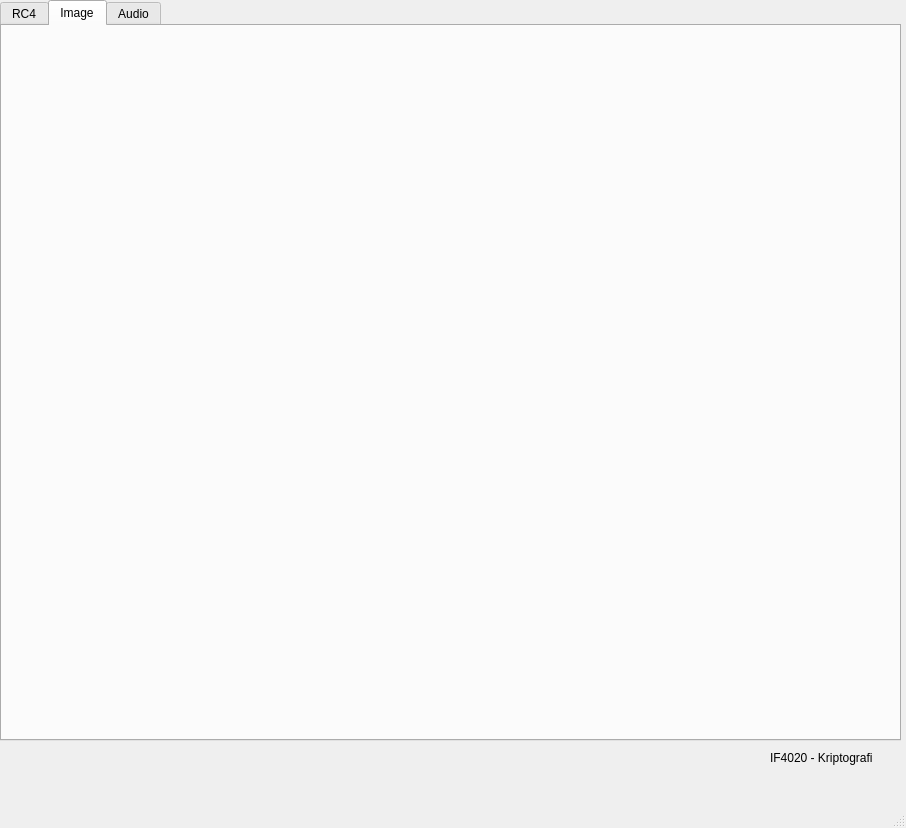
The window that app.ui (jonfelix1/kripto3) describes before a commit, drawn with Qt 5.
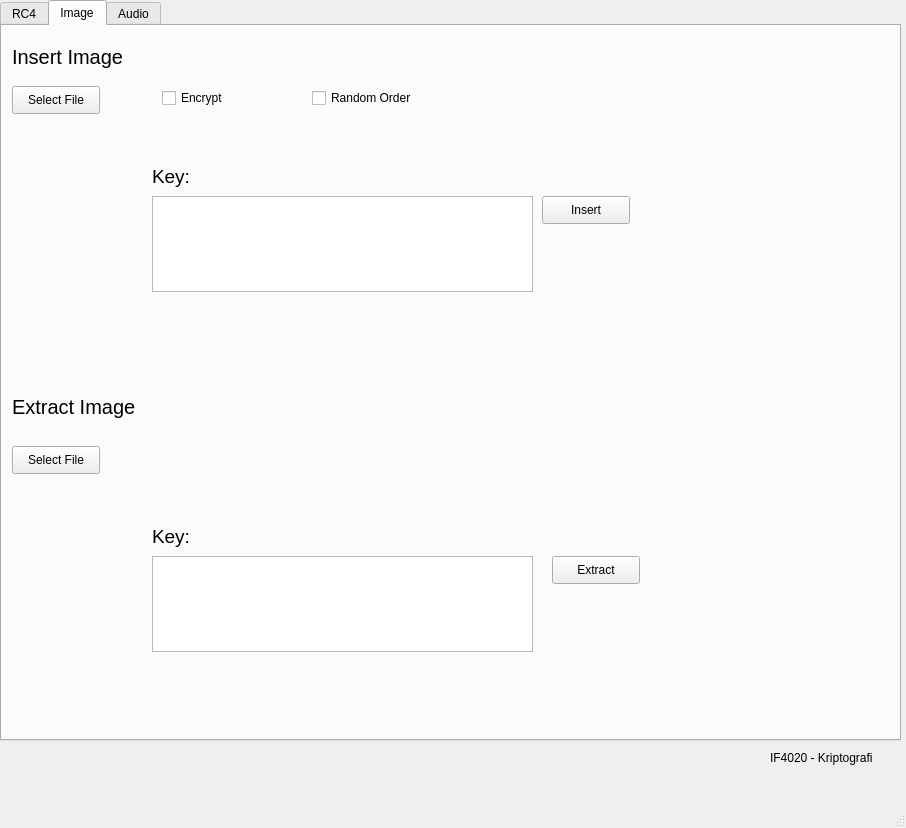
The same window after the commit. The open tabs and pages were chosen to show the change.

Commit message: ada yang ketinggalan

What changed in the file:
```diff
--- a/app.ui
+++ b/app.ui
@@ -149,6 +149,202 @@
      <attribute name="title">
       <string>Image</string>
      </attribute>
+     <widget class="QCheckBox" name="checkbox_random_image">
+      <property name="geometry">
+       <rect>
+        <x>310</x>
+        <y>60</y>
+        <width>141</width>
+        <height>24</height>
+       </rect>
+      </property>
+      <property name="text">
+       <string>Random Order</string>
+      </property>
+     </widget>
+     <widget class="QLabel" name="title_extract_image">
+      <property name="geometry">
+       <rect>
+        <x>10</x>
+        <y>360</y>
+        <width>341</width>
+        <height>41</height>
+       </rect>
+      </property>
+      <property name="font">
+       <font>
+        <pointsize>15</pointsize>
+       </font>
+      </property>
+      <property name="text">
+       <string>Extract Image</string>
+      </property>
+     </widget>
+     <widget class="QPushButton" name="button_extract_image">
+      <property name="geometry">
+       <rect>
+        <x>550</x>
+        <y>530</y>
+        <width>88</width>
+        <height>28</height>
+       </rect>
+      </property>
+      <property name="text">
+       <string>Extract</string>
+      </property>
+     </widget>
+     <widget class="QPushButton" name="button_file_extract_image">
+      <property name="geometry">
+       <rect>
+        <x>10</x>
+        <y>420</y>
+        <width>88</width>
+        <height>28</height>
+       </rect>
+      </property>
+      <property name="text">
+       <string>Select File</string>
+      </property>
+     </widget>
+     <widget class="QCheckBox" name="checkbox_encrypt_image">
+      <property name="geometry">
+       <rect>
+        <x>160</x>
+        <y>60</y>
+        <width>82</width>
+        <height>24</height>
+       </rect>
+      </property>
+      <property name="text">
+       <string>Encrypt</string>
+      </property>
+     </widget>
+     <widget class="QLabel" name="label_file_extract_image">
+      <property name="geometry">
+       <rect>
+        <x>10</x>
+        <y>450</y>
+        <width>871</width>
+        <height>16</height>
+       </rect>
+      </property>
+      <property name="text">
+       <string/>
+      </property>
+     </widget>
+     <widget class="QLabel" name="title_insert_image">
+      <property name="geometry">
+       <rect>
+        <x>10</x>
+        <y>10</y>
+        <width>341</width>
+        <height>41</height>
+       </rect>
+      </property>
+      <property name="font">
+       <font>
+        <pointsize>15</pointsize>
+       </font>
+      </property>
+      <property name="text">
+       <string>Insert Image</string>
+      </property>
+     </widget>
+     <widget class="QLabel" name="label_file_insert_image">
+      <property name="geometry">
+       <rect>
+        <x>10</x>
+        <y>90</y>
+        <width>871</width>
+        <height>16</height>
+       </rect>
+      </property>
+      <property name="text">
+       <string/>
+      </property>
+     </widget>
+     <widget class="QPushButton" name="button_insert_image">
+      <property name="geometry">
+       <rect>
+        <x>540</x>
+        <y>170</y>
+        <width>88</width>
+        <height>28</height>
+       </rect>
+      </property>
+      <property name="text">
+       <string>Insert</string>
+      </property>
+     </widget>
+     <widget class="QPushButton" name="button_file_insert_image">
+      <property name="geometry">
+       <rect>
+        <x>10</x>
+        <y>60</y>
+        <width>88</width>
+        <height>28</height>
+       </rect>
+      </property>
+      <property name="text">
+       <string>Select File</string>
+      </property>
+     </widget>
+     <widget class="QLabel" name="key_extract_label_image">
+      <property name="geometry">
+       <rect>
+        <x>150</x>
+        <y>500</y>
+        <width>71</width>
+        <height>21</height>
+       </rect>
+      </property>
+      <property name="font">
+       <font>
+        <pointsize>14</pointsize>
+       </font>
+      </property>
+      <property name="text">
+       <string>Key:</string>
+      </property>
+     </widget>
+     <widget class="QLabel" name="key_insert_label_image">
+      <property name="geometry">
+       <rect>
+        <x>150</x>
+        <y>140</y>
+        <width>71</width>
+        <height>21</height>
+       </rect>
+      </property>
+      <property name="font">
+       <font>
+        <pointsize>14</pointsize>
+       </font>
+      </property>
+      <property name="text">
+       <string>Key:</string>
+      </property>
+     </widget>
+     <widget class="QTextEdit" name="text_edit_insert_image">
+      <property name="geometry">
+       <rect>
+        <x>150</x>
+        <y>170</y>
+        <width>381</width>
+        <height>96</height>
+       </rect>
+      </property>
+     </widget>
+     <widget class="QTextEdit" name="text_edit_extract_image">
+      <property name="geometry">
+       <rect>
+        <x>150</x>
+        <y>530</y>
+        <width>381</width>
+        <height>96</height>
+       </rect>
+      </property>
+     </widget>
     </widget>
     <widget class="QWidget" name="audio_tab">
      <attribute name="title">
```
Left out of the diff: 148 changed lines with no effect on the pictures. The commit also changes 1 other file.
